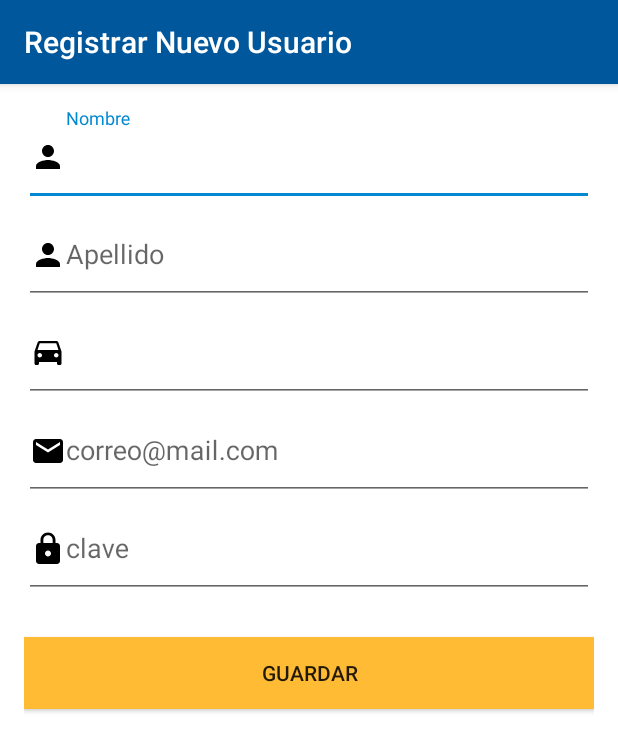
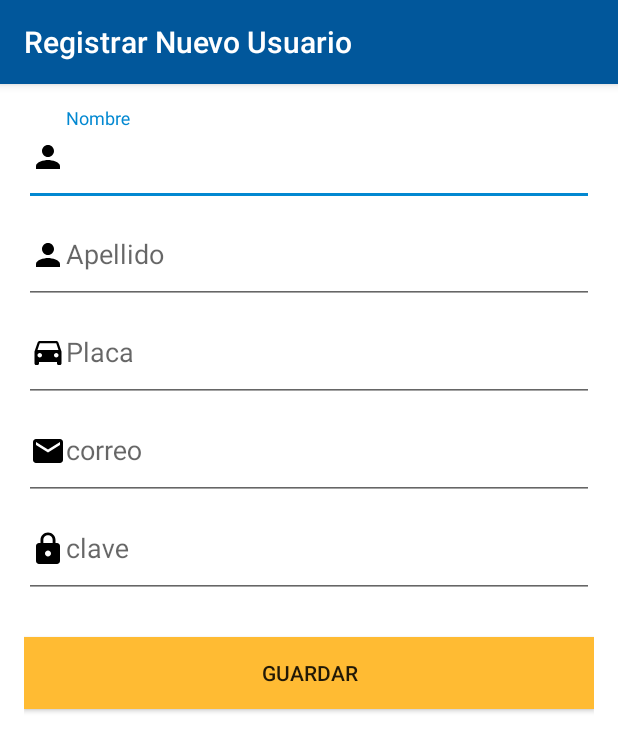
Before and after one commit to astrophoenix/parkea, an Android app: the RegistrarUsuario screen opened directly, with no data from a screen before it, on a phone screen of 412 x 824 dp. Shown: the top 751 px of the screen. Run offline under Robolectric (Android 15) with nearby library versions, the phone set to English and light mode, and no system bars; libraries missing offline, so code that uses them is left out: com.redmadrobot.inputmask; 3 statements that could not run were skipped.

Commit message:
Avances Preliminar Parkea v5. validaciones

```diff
--- a/app/Parkea/app/src/main/res/layout/content_registrar_usuario.xml
+++ b/app/Parkea/app/src/main/res/layout/content_registrar_usuario.xml
@@ -70,6 +70,7 @@
                 android:layout_height="wrap_content"
                 android:inputType="textPersonName"
                 android:ems="10"
+                android:hint="Placa"
                 android:id="@+id/txt_placa"
                 android:drawableLeft="@drawable/ic_carro_black_24dp"
                 android:paddingBottom="20dp" />
@@ -85,7 +86,7 @@
                 android:inputType="textEmailAddress"
                 android:ems="10"
                 android:id="@+id/txt_email"
-                android:hint="correo@mail.com"
+                android:hint="correo"
                 android:drawableLeft="@drawable/ic_mail_black_24dp"
                 android:paddingBottom="20dp" />
         </android.support.design.widget.TextInputLayout>
```
